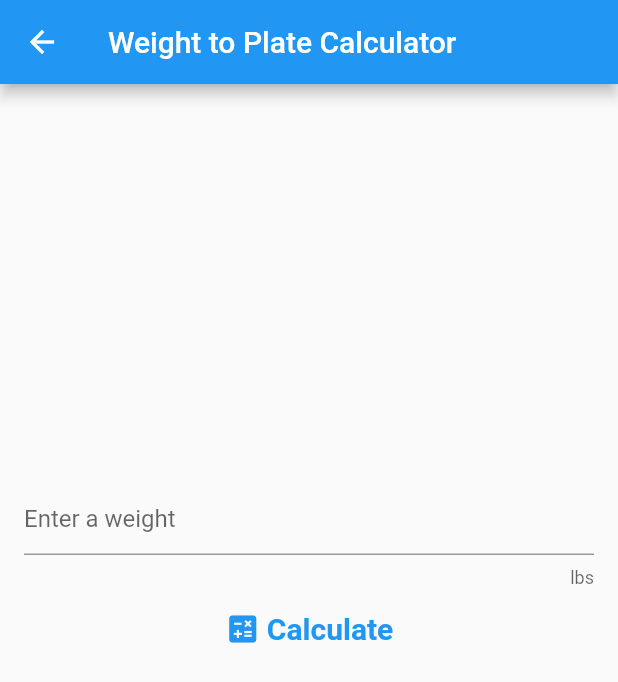
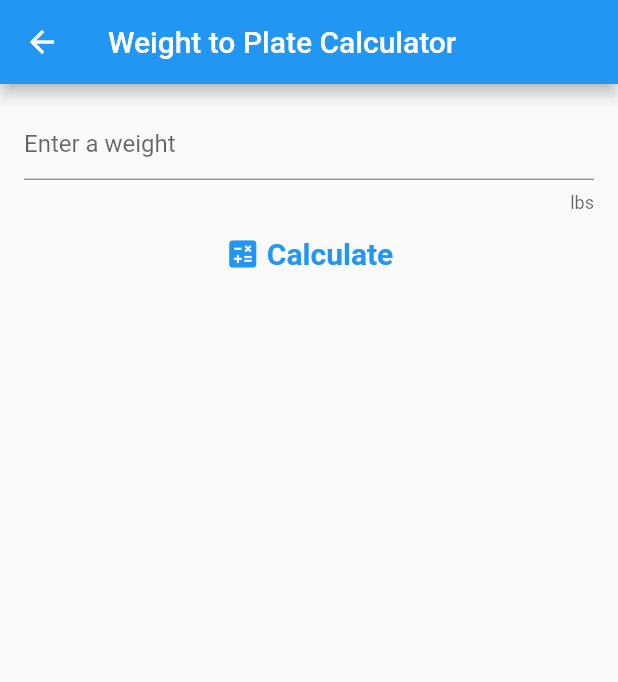
Before and after one commit to ccasil/Br-inG-ins, a Flutter app: the WeightToPlate screen opened by its route, on a phone screen of 412 x 824 dp. Shown: the top 682 px of the screen. Run offline on Flutter 3.47's test engine with Material 2 defaults, Android fonts, the phone set to English and light mode, and no system bars.

Commit message:
clean up

```diff
--- a/lib/main.dart
+++ b/lib/main.dart
@@ -90,7 +90,7 @@ class _MyHomePageState extends State<MyHomePage> {
           children: <Widget>[
               TheRouteButton('Weight to Plate', '/weighttoplate'),
               TheRouteButton('Plate to Weight', '/platetoweight'),
-              TheRouteButton('% of Max', '/pctofmax'),
+              // TheRouteButton('% of Max', '/pctofmax'),
               TheRouteButton('% of Max Num', '/pctofmaxnum'),
           ],
         ),
--- a/lib/weighttoplate.dart
+++ b/lib/weighttoplate.dart
@@ -105,21 +105,13 @@ class _WeightToPlateState extends State < WeightToPlate > {
       newtotal = newtotal - (temp * 25);
       print(newtotal);
 
-      fortyFiveLabel = fortyFiveInt.toString() + ((fortyFiveInt > 1)?' 45s':' 45lb plate');
-      thirtyFiveLabel = thirtyFiveInt.toString() + ' 35s';
-      twentyFiveLabel = twentyFiveInt.toString() + ' 25s';
-      fifteenLabel = fifteenInt.toString() + ' 15s';
-      tenLabel = tenInt.toString() + ' 10s';
-      fiveLabel = fiveInt.toString() + ' 5s';
-      twoFiveLabel = twoFiveInt.toString() + ' 2.5s';
-      // output = '45s: ' + fortyFiveLabel.toString() + '\n35s: ' +
-      //   thirtyFiveLabel.toString() + '\n25s: ' +
-      //   twentyFiveLabel.toString() + '\n15s: ' +
-      //   fifteenLabel.toString() + '\n10s: ' +
-      //   tenLabel.toString() + '\n5s: ' +
-      //   fiveLabel.toString() + '\n2.5s: ' +
-      //   twoFiveLabel.toString();
-      // output = myController.text;
+      fortyFiveLabel = fortyFiveInt.toString() + ((fortyFiveInt > 1) ? ' 45lb plates' : ' 45lb plate');
+      thirtyFiveLabel = thirtyFiveInt.toString() + ((thirtyFiveInt > 1) ? ' 35lb plates' : ' 35lb plate');
+      twentyFiveLabel = twentyFiveInt.toString() + ((twentyFiveInt > 1) ? ' 25lb plates' : ' 25lb plate');
+      fifteenLabel = fifteenInt.toString() + ((fifteenInt > 1) ? ' 15lb plates' : ' 15lb plate');
+      tenLabel = tenInt.toString() + ((tenInt > 1) ? ' 10lb plates' : ' 10lb plate');
+      fiveLabel = fiveInt.toString() + ((fiveInt > 1) ? ' 5lb plates' : ' 5lb plate');
+      twoFiveLabel = twoFiveInt.toString() + ((twoFiveInt > 1) ? ' 2.5lb plates' : ' 2.5lb plate');
     });
   }
 
@@ -130,14 +122,14 @@ class _WeightToPlateState extends State < WeightToPlate > {
         title: Text('Weight to Plate Calculator'),
         leading: BackButton(),
       ),
-      body: Center(
+      body: Container(
         // child: ,
         child: Padding(
           padding: EdgeInsets.all(16),
           child: Form(
             key: _formKey,
             child: Column(
-              mainAxisAlignment: MainAxisAlignment.center,
+              // mainAxisAlignment: MainAxisAlignment.center,
               children: < Widget > [
                 TextFormField(
                   decoration: InputDecoration(
@@ -169,7 +161,7 @@ class _WeightToPlateState extends State < WeightToPlate > {
                   onPressed: () {
                     if (_formKey.currentState!.validate()) {
                       ScaffoldMessenger.of(context)
-                        .showSnackBar(SnackBar(content: Text('Processing Data'), duration: Duration(milliseconds: 600),));
+                        .showSnackBar(SnackBar(content: Text('Processing Data'), duration: Duration(milliseconds: 600), ));
                     }
                   },
                   child: Row(
@@ -190,15 +182,62 @@ class _WeightToPlateState extends State < WeightToPlate > {
                     ],
                   ),
                 ),
-                // Text('45lb Barbell + '),
-                Text((myController.text.isEmpty)? '' : '45lb Barbell +'),
-                Text((fortyFiveInt != 0)? fortyFiveLabel : ''),
-                // Text((thirtyFiveInt != 0)? thirtyFiveLabel : ''),
-                Text((twentyFiveInt != 0)? twentyFiveLabel : ''),
-                Text((fifteenInt != 0)? fifteenLabel : ''),
-                Text((tenInt != 0)? tenLabel : ''),
-                Text((fiveInt != 0)? fiveLabel : ''),
-                Text((twoFiveInt != 0)? twoFiveLabel : ''),
+                Padding(padding: EdgeInsets.fromLTRB(0, 8.0, 0, 8.0), child:
+                  Column(
+                    children: [
+                      Row(
+                        mainAxisAlignment: MainAxisAlignment.spaceBetween,
+                        children: [
+                          Text((fortyFiveInt != 0) ? fortyFiveLabel : '', textAlign: TextAlign.start, ),
+                          Text((fortyFiveInt != 0) ? (fortyFiveInt * 90).toString() : '', textAlign: TextAlign.end, ),
+                        ]),
+                      // Row(
+                      //   mainAxisAlignment: MainAxisAlignment.spaceBetween,
+                      //   children: [
+                      //     Text((thirtyFiveInt != 0) ? thirtyFiveLabel : '', textAlign: TextAlign.start, ),
+                      //     Text((thirtyFiveInt != 0) ? (thirtyFiveInt*70).toString() : '', textAlign: TextAlign.end, ),
+                      //   ]),
+                      Row(
+                        mainAxisAlignment: MainAxisAlignment.spaceBetween,
+                        children: [
+                          Text((twentyFiveInt != 0) ? twentyFiveLabel : '', textAlign: TextAlign.start, ),
+                          Text((twentyFiveInt != 0) ? (twentyFiveInt * 50).toString() : '', textAlign: TextAlign.end, ),
+                        ]),
+                      Row(
+                        mainAxisAlignment: MainAxisAlignment.spaceBetween,
+                        children: [
+                          Text((fifteenInt != 0) ? fifteenLabel : '', textAlign: TextAlign.start, ),
+                          Text((fifteenInt != 0) ? (fifteenInt * 30).toString() : '', textAlign: TextAlign.end, ),
+                        ]),
+                      Row(
+                        mainAxisAlignment: MainAxisAlignment.spaceBetween,
+                        children: [
+                          Text((tenInt != 0) ? tenLabel : '', textAlign: TextAlign.start, ),
+                          Text((tenInt != 0) ? (tenInt * 20).toString() : '', textAlign: TextAlign.end, ),
+                        ]),
+                      Row(
+                        mainAxisAlignment: MainAxisAlignment.spaceBetween,
+                        children: [
+                          Text((fiveInt != 0) ? fiveLabel : '', textAlign: TextAlign.start, ),
+                          Text((fiveInt != 0) ? (fiveInt * 10).toString() : '', textAlign: TextAlign.end, ),
+                        ]),
+                      Row(
+                        mainAxisAlignment: MainAxisAlignment.spaceBetween,
+                        children: [
+                          Text((twoFiveInt != 0) ? twoFiveLabel : '', textAlign: TextAlign.start, ),
+                          Text((twoFiveInt != 0) ? (twoFiveInt * 5).toString() : '', textAlign: TextAlign.end, ),
+                        ]),
+                    ]), ),
+                Row(
+                  mainAxisAlignment: MainAxisAlignment.end,
+                  children: [
+                    Text((myController.text.isEmpty) ? '' : '+ 45lb barbell'),
+                  ]),
+                Row(
+                  mainAxisAlignment: MainAxisAlignment.end,
+                  children: [
+                    Text((myController.text.isEmpty) ? '' : '= ' + myController.text + ' lbs', textAlign: TextAlign.end, style: TextStyle(fontWeight: FontWeight.bold),),
+                  ]),
               ],
             ),
           ),
```
Also changed, not shown: lib/platetoweight.dart (+66 -11 lines), 3 other files.
